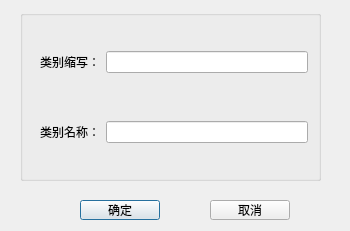
The window that tabsystemset/otherwidget/typesetdialog.ui (YYC572652645/PatholoSystem) describes before a commit, drawn with Qt 5.
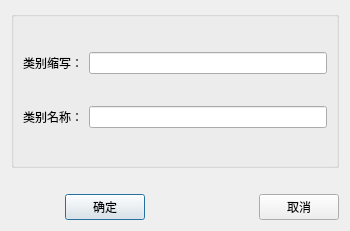
The same window after the commit.

What changed in the file:
```diff
--- a/tabsystemset/otherwidget/typesetdialog.ui
+++ b/tabsystemset/otherwidget/typesetdialog.ui
@@ -25,27 +25,31 @@
   <property name="windowTitle">
    <string>Dialog</string>
   </property>
+  <layout class="QVBoxLayout" name="verticalLayout_4">
+   <item>
+    <layout class="QVBoxLayout" name="verticalLayout_3">
+     <item>
   <widget class="QGroupBox" name="groupBox">
-   <property name="geometry">
-    <rect>
-     <x>20</x>
-     <y>10</y>
-     <width>301</width>
-     <height>171</height>
-    </rect>
-   </property>
    <property name="title">
     <string/>
    </property>
-   <widget class="QWidget" name="layoutWidget">
-    <property name="geometry">
-     <rect>
-      <x>20</x>
-      <y>40</y>
-      <width>268</width>
-      <height>24</height>
-     </rect>
-    </property>
+       <layout class="QVBoxLayout" name="verticalLayout_2">
+        <item>
+         <spacer name="horizontalSpacer_4">
+          <property name="orientation">
+           <enum>Qt::Horizontal</enum>
+          </property>
+          <property name="sizeHint" stdset="0">
+           <size>
+            <width>40</width>
+            <height>20</height>
+           </size>
+          </property>
+         </spacer>
+        </item>
+        <item>
+         <layout class="QVBoxLayout" name="verticalLayout">
+          <item>
     <layout class="QHBoxLayout" name="horizontalLayout">
      <item>
       <widget class="QLabel" name="label">
@@ -65,16 +69,21 @@
       </widget>
      </item>
     </layout>
-   </widget>
-   <widget class="QWidget" name="layoutWidget">
-    <property name="geometry">
-     <rect>
-      <x>20</x>
-      <y>110</y>
-      <width>268</width>
-      <height>24</height>
-     </rect>
-    </property>
+          </item>
+          <item>
+           <spacer name="horizontalSpacer_5">
+            <property name="orientation">
+             <enum>Qt::Horizontal</enum>
+            </property>
+            <property name="sizeHint" stdset="0">
+             <size>
+              <width>40</width>
+              <height>20</height>
+             </size>
+            </property>
+           </spacer>
+          </item>
+          <item>
     <layout class="QHBoxLayout" name="horizontalLayout_2">
      <item>
       <widget class="QLabel" name="label_2">
@@ -94,34 +103,98 @@
       </widget>
      </item>
     </layout>
-   </widget>
-  </widget>
+          </item>
+         </layout>
+        </item>
+        <item>
+         <spacer name="horizontalSpacer_6">
+          <property name="orientation">
+           <enum>Qt::Horizontal</enum>
+          </property>
+          <property name="sizeHint" stdset="0">
+           <size>
+            <width>40</width>
+            <height>20</height>
+           </size>
+          </property>
+         </spacer>
+        </item>
+       </layout>
+      </widget>
+     </item>
+     <item>
+      <spacer name="horizontalSpacer_7">
+       <property name="orientation">
+        <enum>Qt::Horizontal</enum>
+       </property>
+       <property name="sizeHint" stdset="0">
+        <size>
+         <width>40</width>
+         <height>20</height>
+        </size>
+       </property>
+      </spacer>
+     </item>
+     <item>
+      <layout class="QHBoxLayout" name="horizontalLayout_3">
+       <item>
+        <spacer name="horizontalSpacer">
+         <property name="orientation">
+          <enum>Qt::Horizontal</enum>
+         </property>
+         <property name="sizeHint" stdset="0">
+          <size>
+           <width>40</width>
+           <height>20</height>
+          </size>
+         </property>
+        </spacer>
+       </item>
+       <item>
   <widget class="QPushButton" name="pushButtonOk">
-   <property name="geometry">
-    <rect>
-     <x>80</x>
-     <y>200</y>
-     <width>80</width>
-     <height>20</height>
-    </rect>
-   </property>
    <property name="text">
     <string>确定</string>
    </property>
   </widget>
+       </item>
+       <item>
+        <spacer name="horizontalSpacer_2">
+         <property name="orientation">
+          <enum>Qt::Horizontal</enum>
+         </property>
+         <property name="sizeHint" stdset="0">
+          <size>
+           <width>40</width>
+           <height>20</height>
+          </size>
+         </property>
+        </spacer>
+       </item>
+       <item>
+        <spacer name="horizontalSpacer_3">
+         <property name="orientation">
+          <enum>Qt::Horizontal</enum>
+         </property>
+         <property name="sizeHint" stdset="0">
+          <size>
+           <width>40</width>
+           <height>20</height>
+          </size>
+         </property>
+        </spacer>
+       </item>
+       <item>
   <widget class="QPushButton" name="pushButtonCancel">
-   <property name="geometry">
-    <rect>
-     <x>210</x>
-     <y>200</y>
-     <width>80</width>
-     <height>20</height>
-    </rect>
-   </property>
    <property name="text">
     <string>取消</string>
    </property>
   </widget>
+       </item>
+      </layout>
+     </item>
+    </layout>
+   </item>
+  </layout>
  </widget>
  <resources/>
  <connections/>
```
Left out of the diff: 2 changed lines with no effect on the pictures. Lines whose indentation alone changed are shown as unchanged.
